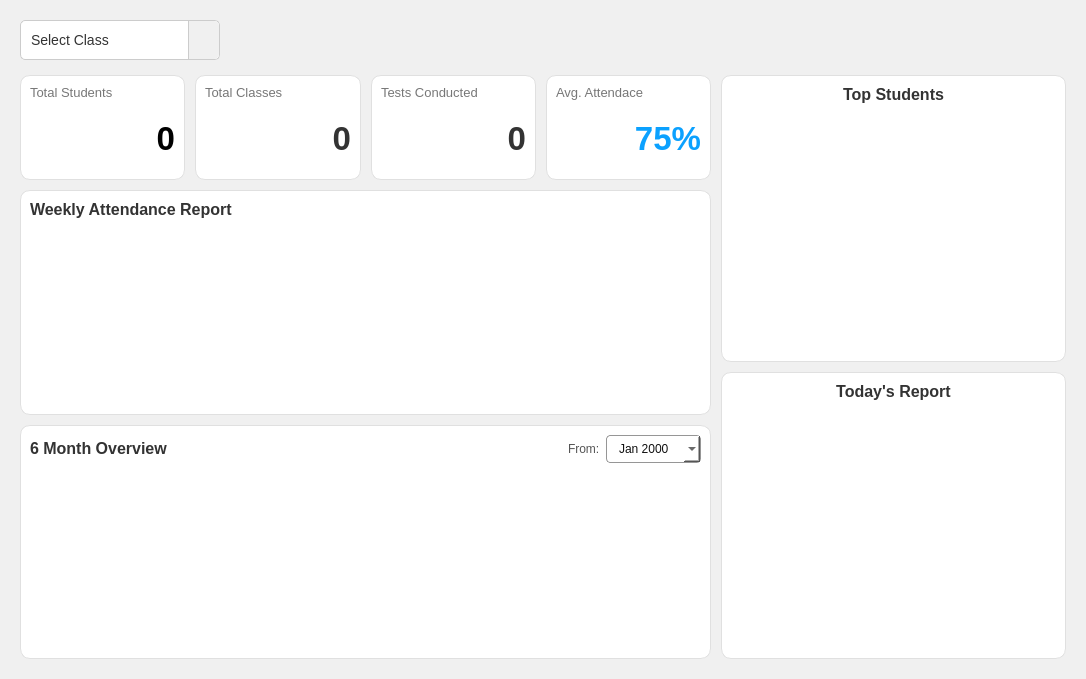
Above: ui/QTFiles/dashboardTeacher.ui from fizzycoding/Attendance-Management-System--College before the change. Below: the same form after it.
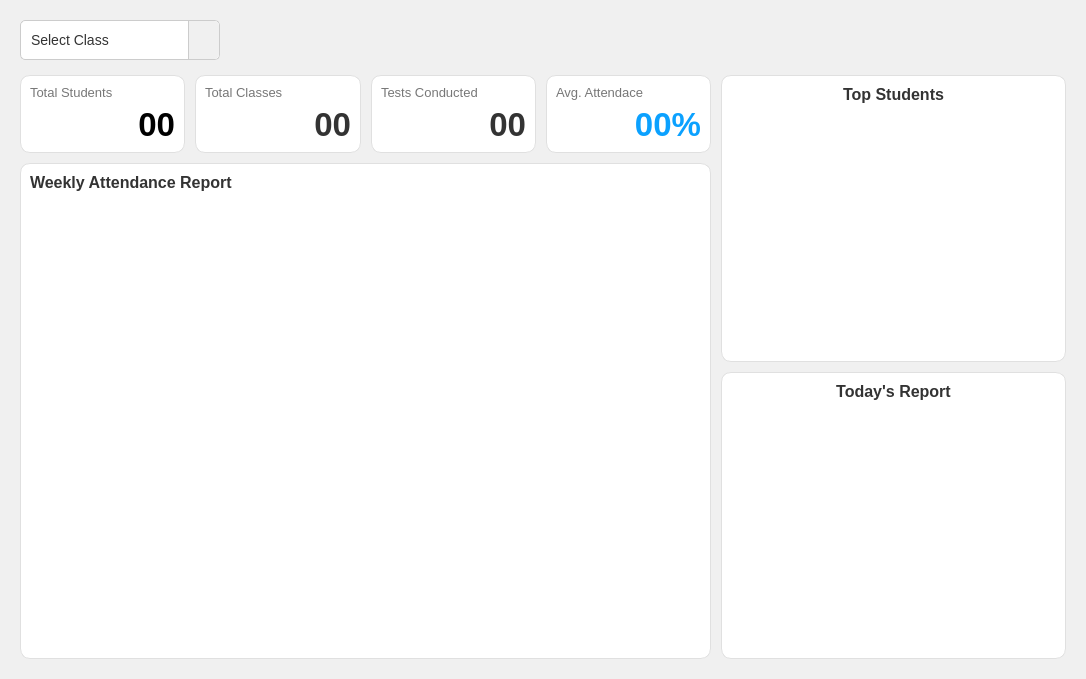
That is the form after the change. Icons and pictures are not drawn.

```diff
--- a/ui/QTFiles/dashboardTeacher.ui
+++ b/ui/QTFiles/dashboardTeacher.ui
@@ -125,7 +125,7 @@
       <number>10</number>
      </property>
      <item>
-      <layout class="QVBoxLayout" name="layout_left_col">
+      <layout class="QVBoxLayout" name="layout_left_col" stretch="0,1">
        <property name="spacing">
         <number>10</number>
        </property>
@@ -174,7 +174,7 @@
                <string notr="true">color:rgb(0, 0, 0); font-size:25pt; font-weight: bold; border:none;</string>
               </property>
               <property name="text">
-               <string>0</string>
+               <string>00</string>
               </property>
               <property name="alignment">
                <set>Qt::AlignmentFlag::AlignRight|Qt::AlignmentFlag::AlignTrailing|Qt::AlignmentFlag::AlignVCenter</set>
@@ -224,7 +224,7 @@
                <string notr="true">color: #333; font-size: 25pt; font-weight: bold; border:none;</string>
               </property>
               <property name="text">
-               <string>0</string>
+               <string>00</string>
               </property>
               <property name="alignment">
                <set>Qt::AlignmentFlag::AlignRight|Qt::AlignmentFlag::AlignTrailing|Qt::AlignmentFlag::AlignVCenter</set>
@@ -274,7 +274,7 @@
                <string notr="true">color: #333; font-size: 25pt; font-weight: bold; border:none;</string>
               </property>
               <property name="text">
-               <string>0</string>
+               <string>00</string>
               </property>
               <property name="alignment">
                <set>Qt::AlignmentFlag::AlignRight|Qt::AlignmentFlag::AlignTrailing|Qt::AlignmentFlag::AlignVCenter</set>
@@ -324,7 +324,7 @@
                <string notr="true">color: rgb(11, 161, 255); font-size: 25pt; font-weight: bold; border:none;</string>
               </property>
               <property name="text">
-               <string>75%</string>
+               <string>00%</string>
               </property>
               <property name="alignment">
                <set>Qt::AlignmentFlag::AlignRight|Qt::AlignmentFlag::AlignTrailing|Qt::AlignmentFlag::AlignVCenter</set>
@@ -378,102 +378,6 @@
          </layout>
         </widget>
        </item>
-       <item>
-        <widget class="QFrame" name="frame_monthly">
-         <property name="styleSheet">
-          <string notr="true">background-color: white; border-radius: 10px; border: 1px solid #e0e0e0;</string>
-         </property>
-         <layout class="QVBoxLayout" name="vbox_monthly">
-          <item>
-           <layout class="QHBoxLayout" name="hbox_monthly_header">
-            <item>
-             <widget class="QPushButton" name="pushButton_6">
-              <property name="styleSheet">
-               <string notr="true">font-size: 16px; font-weight: bold; color: #333; border:none;background-color:transparent; text-align: left</string>
-              </property>
-              <property name="text">
-               <string>6 Month Overview</string>
-              </property>
-              <property name="icon">
-               <iconset>
-                <normaloff>C:/Users/sanju/icons/barChart.png</normaloff>C:/Users/sanju/icons/barChart.png</iconset>
-              </property>
-             </widget>
-            </item>
-            <item>
-             <spacer name="hs_monthly">
-              <property name="orientation">
-               <enum>Qt::Orientation::Horizontal</enum>
-              </property>
-              <property name="sizeHint" stdset="0">
-               <size>
-                <width>0</width>
-                <height>0</height>
-               </size>
-              </property>
-             </spacer>
-            </item>
-            <item>
-             <widget class="QLabel" name="lbl_from">
-              <property name="styleSheet">
-               <string>color:#555; border:none;</string>
-              </property>
-              <property name="text">
-               <string>From:</string>
-              </property>
-             </widget>
-            </item>
-            <item>
-             <widget class="QDateEdit" name="date_picker_monthly">
-              <property name="styleSheet">
-               <string notr="true">
-QDateEdit {
-    padding: 5 10px;
-    font-family: &quot;Segoe UI&quot;;
-    font-size: 12px;
-    color: #111;
-    border: 1px solid rgb(150, 150, 150);
-    background: #fff;
-    border-radius: 4px;
-}
-QDateEdit:focus {
-    border: 1.5px solid #2ab79d;
-}
-QCalendarWidget QWidget { background-color: white; color: black; }
-QCalendarWidget QAbstractItemView:enabled { 
-    color: black; 
-    selection-background-color: #2ab79d; 
-    selection-color: white;
-}
-QCalendarWidget QToolButton { color: black; icon-size: 25px; }
-QCalendarWidget QSpinBox { background-color: white; color: black; }</string>
-              </property>
-              <property name="displayFormat">
-               <string>MMM yyyy</string>
-              </property>
-              <property name="calendarPopup">
-               <bool>true</bool>
-              </property>
-             </widget>
-            </item>
-           </layout>
-          </item>
-          <item>
-           <widget class="QWidget" name="chart_monthly_container" native="true">
-            <property name="minimumSize">
-             <size>
-              <width>0</width>
-              <height>180</height>
-             </size>
-            </property>
-            <property name="styleSheet">
-             <string>border:none;</string>
-            </property>
-           </widget>
-          </item>
-         </layout>
-        </widget>
-       </item>
       </layout>
      </item>
      <item>
```
Left out of the diff: 2 changed lines with no effect on the pictures.
